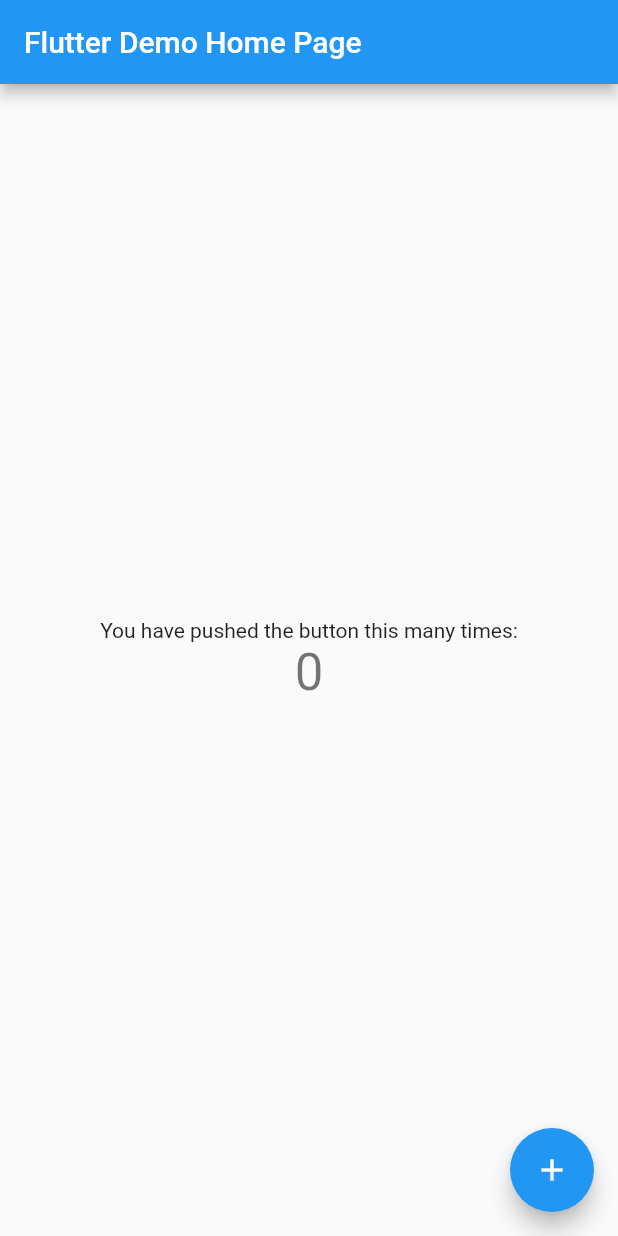
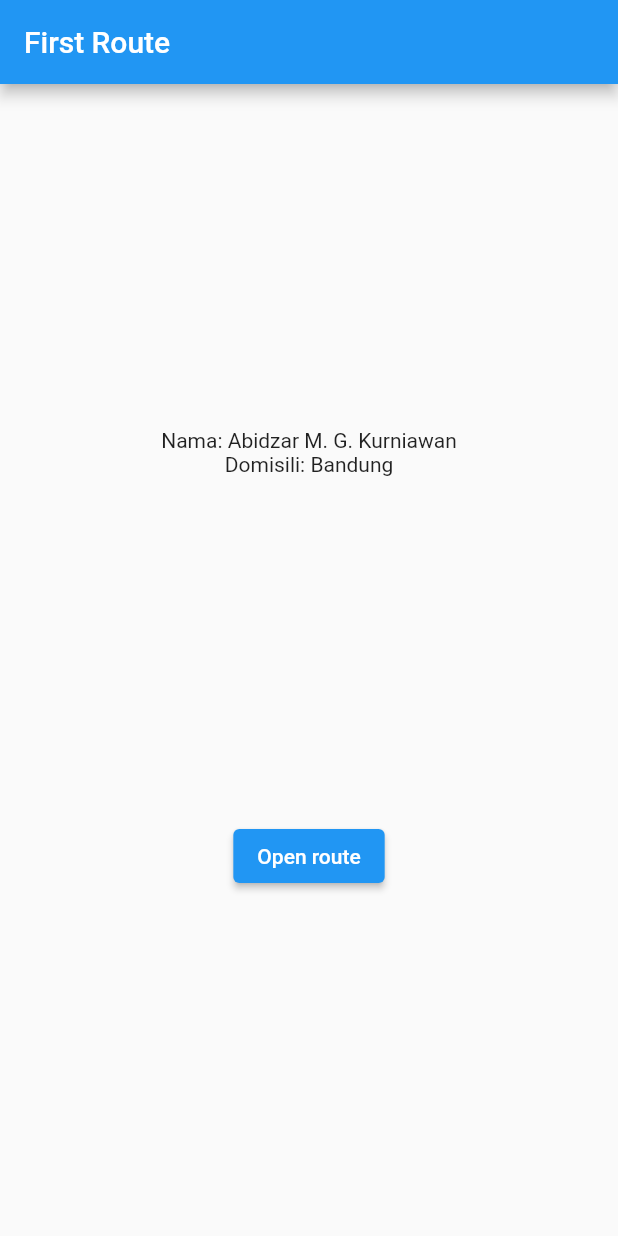
Before and after one commit to Abidzar16/-edspert-flutter, a Flutter app: the screen it shows after launch, on a phone screen of 412 x 824 dp. Run offline on Flutter 3.47's test engine with Material 2 defaults, Android fonts, the phone set to English and light mode, and no system bars.

Commit message:
Progress Tugas 2

```diff
--- a/lib/main.dart
+++ b/lib/main.dart
@@ -1,115 +1,70 @@
 import 'package:flutter/material.dart';
 
 void main() {
-  runApp(const MyApp());
+  runApp(const MaterialApp(
+    title: 'Data Diri',
+    home: FirstRoute(),
+  ));
 }
 
-class MyApp extends StatelessWidget {
-  const MyApp({Key? key}) : super(key: key);
+class FirstRoute extends StatelessWidget {
+  const FirstRoute({super.key});
 
-  // This widget is the root of your application.
   @override
   Widget build(BuildContext context) {
-    return MaterialApp(
-      title: 'Flutter Demo',
-      theme: ThemeData(
-        // This is the theme of your application.
-        //
-        // Try running your application with "flutter run". You'll see the
-        // application has a blue toolbar. Then, without quitting the app, try
-        // changing the primarySwatch below to Colors.green and then invoke
-        // "hot reload" (press "r" in the console where you ran "flutter run",
-        // or simply save your changes to "hot reload" in a Flutter IDE).
-        // Notice that the counter didn't reset back to zero; the application
-        // is not restarted.
-        primarySwatch: Colors.blue,
+    return Scaffold(
+      appBar: AppBar(
+        title: const Text('First Route'),
       ),
-      home: const MyHomePage(title: 'Flutter Demo Home Page'),
+      body: Center(
+        child: Column(
+          mainAxisAlignment: MainAxisAlignment.spaceEvenly,
+          children: [
+            Column(
+              mainAxisAlignment: MainAxisAlignment.spaceAround,
+              children: const [
+                Text('Nama: Abidzar M. G. Kurniawan'),
+                Text('Domisili: Bandung'),
+              ],
+            ),
+            ElevatedButton(
+              child: const Text('Open route'),
+              onPressed: () {
+                Navigator.push(
+                  context,
+                  MaterialPageRoute(builder: (context) => const SecondRoute()),
+                );
+              },
+            ),
+          ]
+        )
+      ),
     );
   }
 }
 
-class MyHomePage extends StatefulWidget {
-  const MyHomePage({Key? key, required this.title}) : super(key: key);
-
-  // This widget is the home page of your application. It is stateful, meaning
-  // that it has a State object (defined below) that contains fields that affect
-  // how it looks.
-
-  // This class is the configuration for the state. It holds the values (in this
-  // case the title) provided by the parent (in this case the App widget) and
-  // used by the build method of the State. Fields in a Widget subclass are
-  // always marked "final".
-
-  final String title;
-
-  @override
-  State<MyHomePage> createState() => _MyHomePageState();
-}
-
-class _MyHomePageState extends State<MyHomePage> {
-  int _counter = 0;
-
-  void _incrementCounter() {
-    setState(() {
-      // This call to setState tells the Flutter framework that something has
-      // changed in this State, which causes it to rerun the build method below
-      // so that the display can reflect the updated values. If we changed
-      // _counter without calling setState(), then the build method would not be
-      // called again, and so nothing would appear to happen.
-      _counter++;
-    });
-  }
+class SecondRoute extends StatelessWidget {
+  const SecondRoute({super.key});
 
   @override
   Widget build(BuildContext context) {
-    // This method is rerun every time setState is called, for instance as done
-    // by the _incrementCounter method above.
-    //
-    // The Flutter framework has been optimized to make rerunning build methods
-    // fast, so that you can just rebuild anything that needs updating rather
-    // than having to individually change instances of widgets.
     return Scaffold(
       appBar: AppBar(
-        // Here we take the value from the MyHomePage object that was created by
-        // the App.build method, and use it to set our appbar title.
-        title: Text(widget.title),
+        title: const Text('Second Route'),
       ),
       body: Center(
-        // Center is a layout widget. It takes a single child and positions it
-        // in the middle of the parent.
         child: Column(
-          // Column is also a layout widget. It takes a list of children and
-          // arranges them vertically. By default, it sizes itself to fit its
-          // children horizontally, and tries to be as tall as its parent.
-          //
-          // Invoke "debug painting" (press "p" in the console, choose the
-          // "Toggle Debug Paint" action from the Flutter Inspector in Android
-          // Studio, or the "Toggle Debug Paint" command in Visual Studio Code)
-          // to see the wireframe for each widget.
-          //
-          // Column has various properties to control how it sizes itself and
-          // how it positions its children. Here we use mainAxisAlignment to
-          // center the children vertically; the main axis here is the vertical
-          // axis because Columns are vertical (the cross axis would be
-          // horizontal).
-          mainAxisAlignment: MainAxisAlignment.center,
-          children: <Widget>[
-            const Text(
-              'You have pushed the button this many times:',
-            ),
-            Text(
-              '$_counter',
-              style: Theme.of(context).textTheme.headline4,
-            ),
-          ],
+          mainAxisAlignment: MainAxisAlignment.spaceEvenly,
+          children: [
+            ElevatedButton(
+              onPressed: () {
+                Navigator.pop(context);
+              },
+              child: const Text('Go back!'),
+            )
+          ]
         ),
       ),
-      floatingActionButton: FloatingActionButton(
-        onPressed: _incrementCounter,
-        tooltip: 'Increment',
-        child: const Icon(Icons.add),
-      ), // This trailing comma makes auto-formatting nicer for build methods.
     );
   }
 }
```
